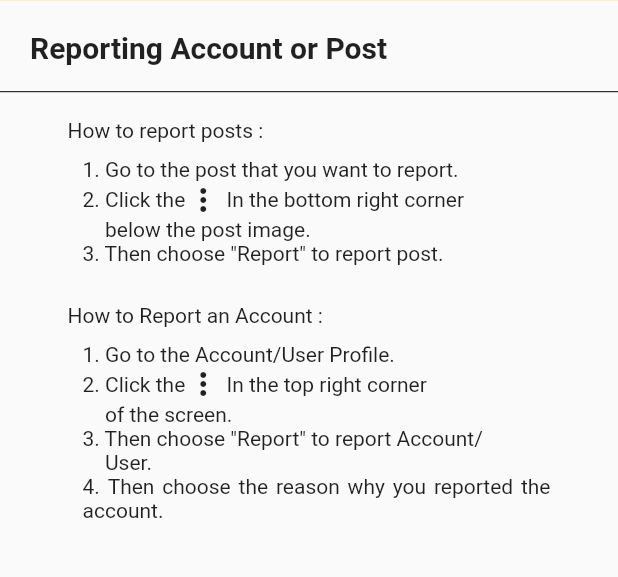
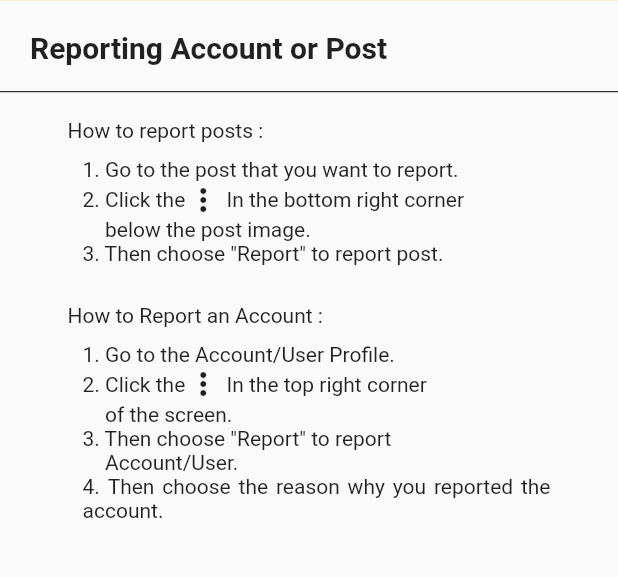
Before and after one commit to DipenaIndonesia/dipena_app_2.0, a Flutter app: the ReportingAccountOrPost screen opened directly, on a phone screen of 412 x 824 dp, the part 331-908 px from its top. Run offline on Flutter 3.47's test engine with Material 2 defaults, Android fonts, the phone set to English and light mode, and no system bars; our stand-ins replace font_awesome_flutter, image_picker, shared_preferences, titled_navigation_bar; accounts and stored records are empty.

Commit message:
Sebelum Archive V1.1 Build 6

```diff
--- a/lib/inside_app/profile.dart
+++ b/lib/inside_app/profile.dart
@@ -2129,11 +2129,11 @@ class _BlockingAccountState extends State<BlockingAccount> {
                   child: Column(
                     crossAxisAlignment: CrossAxisAlignment.start,
                     children: <Widget>[
-                      Text("1.	Go to Profile Tab in the bottom right corner",
+                      Text("1.	Go to Profile Tab in the bottom right ",
                           textAlign: TextAlign.justify),
                       Padding(
                         padding: const EdgeInsets.only(left: 15.0),
-                        child: Text("of the screen.",
+                        child: Text("corner of the screen.",
                             textAlign: TextAlign.justify),
                       ),
                       Row(
@@ -2307,11 +2307,11 @@ class _ReportingAccountOrPostState extends State<ReportingAccountOrPost> {
                         child: Text("of the screen.",
                             textAlign: TextAlign.justify),
                       ),
-                      Text('3.	Then choose "Report" to report Account/',
+                      Text('3.	Then choose "Report" to report ',
                           textAlign: TextAlign.justify),
                       Padding(
                         padding: const EdgeInsets.only(left: 15.0),
-                        child: Text("User.", textAlign: TextAlign.justify),
+                        child: Text("Account/User.", textAlign: TextAlign.justify),
                       ),
                       Text(
                           '4.	Then choose the reason why you reported the account.',
```
Also changed, not shown: 1 other file.
